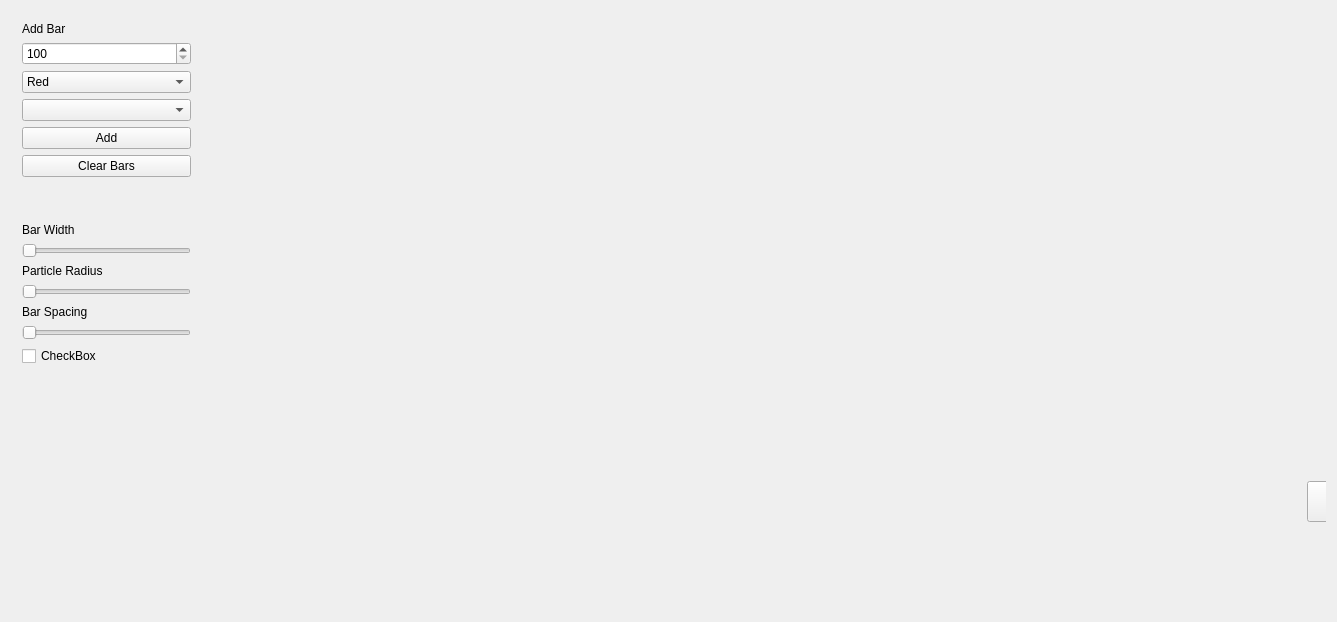
Qt form talespin/mainwindow.ui (kayson/talespin) before a commit.
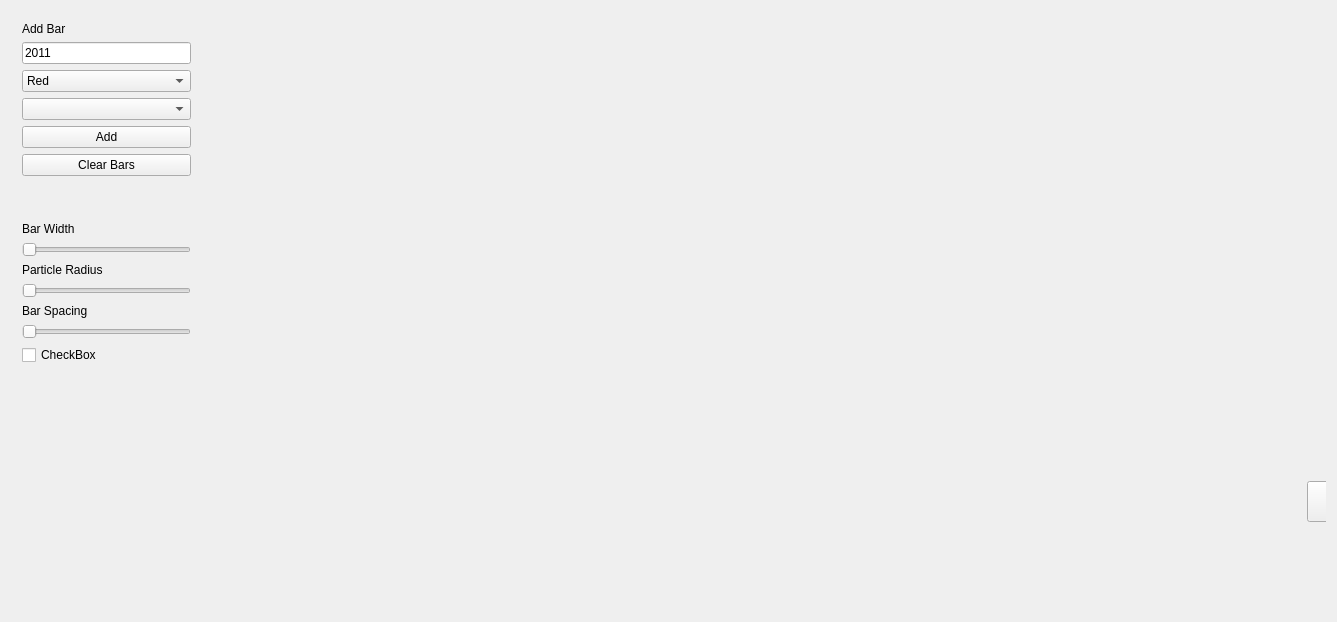
The same form after that commit. Custom widgets are drawn as their Qt base class.

Diff of the .ui file:
```diff
--- a/talespin/mainwindow.ui
+++ b/talespin/mainwindow.ui
@@ -86,15 +86,9 @@
          </widget>
         </item>
         <item>
-         <widget class="QSpinBox" name="spinBox">
-          <property name="minimum">
-           <number>100</number>
-          </property>
-          <property name="maximum">
-           <number>20000</number>
-          </property>
-          <property name="singleStep">
-           <number>100</number>
+         <widget class="QLineEdit" name="lineEdit">
+          <property name="text">
+           <string>2011</string>
           </property>
          </widget>
         </item>
@@ -178,11 +172,14 @@
            </sizepolicy>
           </property>
           <property name="minimum">
-           <number>10</number>
+           <number>1</number>
           </property>
           <property name="maximum">
            <number>100</number>
           </property>
+          <property name="pageStep">
+           <number>1</number>
+          </property>
           <property name="tracking">
            <bool>true</bool>
           </property>
```
